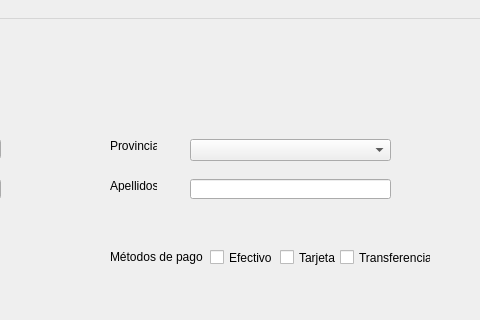
Qt form templates/window.ui (antonTeis2025/DesarrolloDeInterfacesTema1) before a commit; both pictures show x 320 to 800 and y 0 to 320 of the 800 by 600 pixel window.
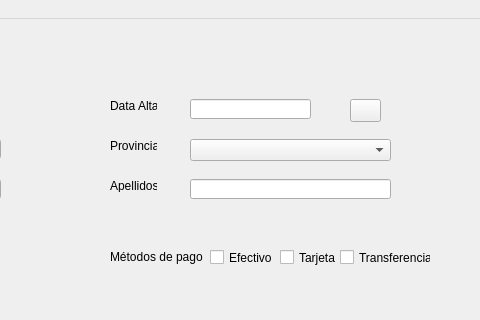
The same form after that commit. Icons and pictures are not drawn.

```diff
--- a/templates/window.ui
+++ b/templates/window.ui
@@ -229,6 +229,46 @@
      <string>Provincia:</string>
     </property>
    </widget>
+   <widget class="QLabel" name="label_7">
+    <property name="geometry">
+     <rect>
+      <x>430</x>
+      <y>80</y>
+      <width>47</width>
+      <height>13</height>
+     </rect>
+    </property>
+    <property name="text">
+     <string>Data Alta</string>
+    </property>
+   </widget>
+   <widget class="QLineEdit" name="txtFecha">
+    <property name="geometry">
+     <rect>
+      <x>510</x>
+      <y>80</y>
+      <width>121</width>
+      <height>20</height>
+     </rect>
+    </property>
+   </widget>
+   <widget class="QPushButton" name="botCalendar">
+    <property name="geometry">
+     <rect>
+      <x>670</x>
+      <y>80</y>
+      <width>31</width>
+      <height>23</height>
+     </rect>
+    </property>
+    <property name="text">
+     <string/>
+    </property>
+    <property name="icon">
+     <iconset>
+      <normaloff>../../../Downloads/11181256.png</normaloff>../../../Downloads/11181256.png</iconset>
+    </property>
+   </widget>
   </widget>
   <widget class="QMenuBar" name="menubar">
    <property name="geometry">
```
